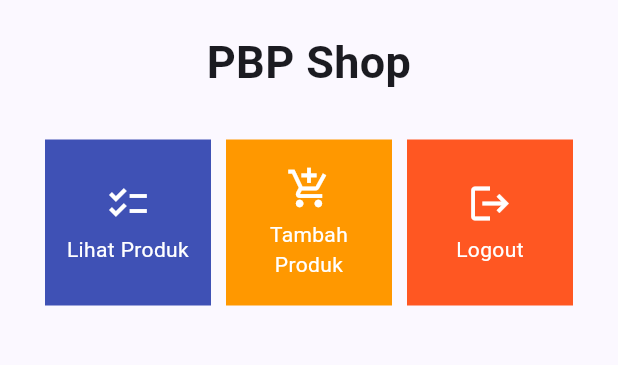
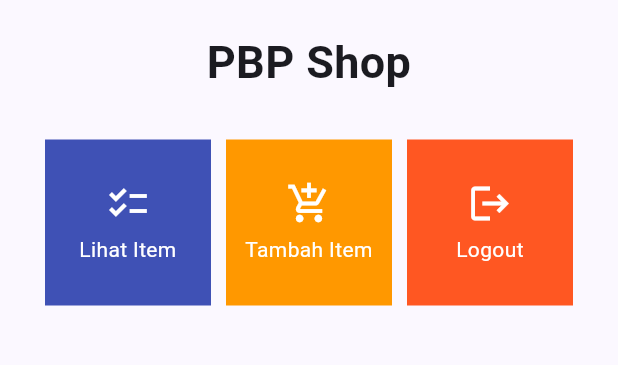
Before and after one commit to steven-fo/iStock-mobile, a Flutter app: the screen it shows after launch, on a phone screen of 412 x 824 dp, the part 84-449 px from its top. Run offline on Flutter 3.47's test engine with Material 2 defaults, Android fonts, the phone set to English and light mode, and no system bars.

Commit message:
fix: fix card name typo

```diff
--- a/lib/menu.dart
+++ b/lib/menu.dart
@@ -4,8 +4,8 @@
   MyHomePage({Key? key}) : super(key: key);
 
   final List<ShopItem> items = [
-    ShopItem("Lihat Produk", Icons.checklist, Colors.indigo),
-    ShopItem("Tambah Produk", Icons.add_shopping_cart, Colors.orange),
+    ShopItem("Lihat Item", Icons.checklist, Colors.indigo),
+    ShopItem("Tambah Item", Icons.add_shopping_cart, Colors.orange),
     ShopItem("Logout", Icons.logout, Colors.deepOrange),
   ];
 
```
